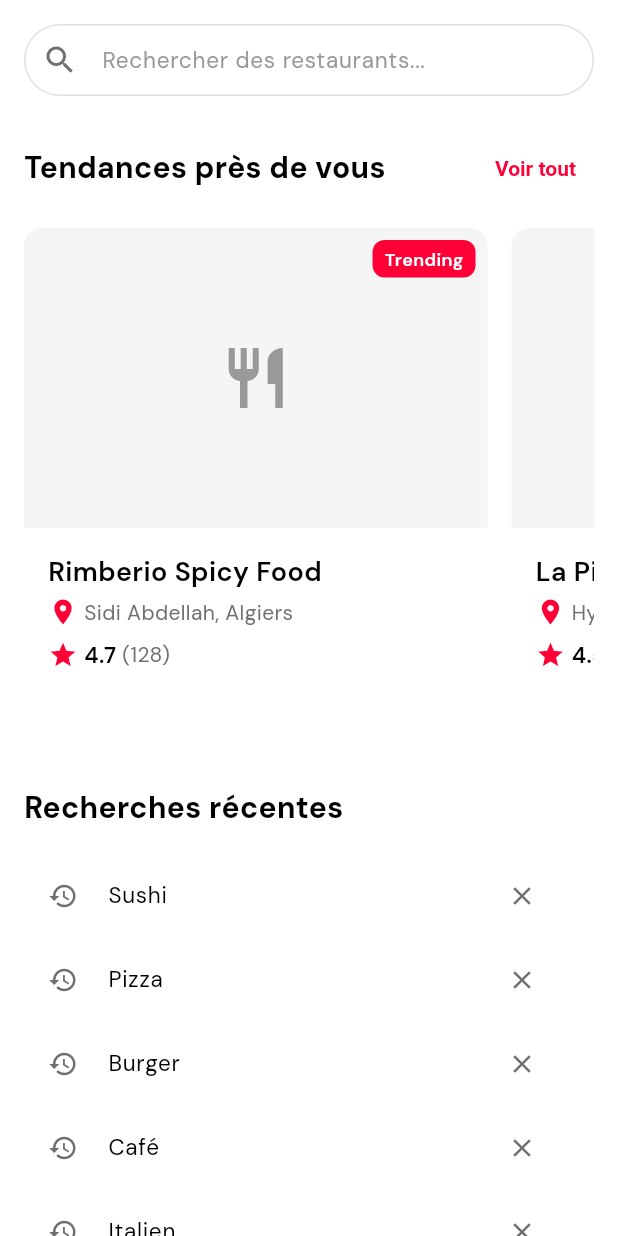
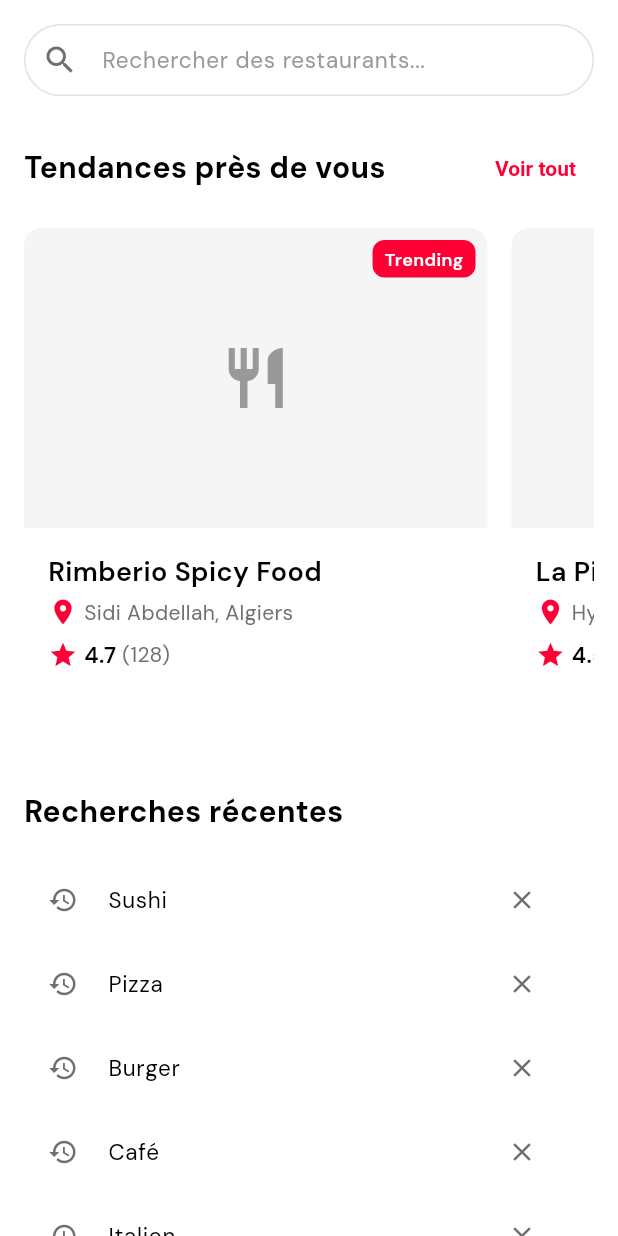
Before and after one commit to Ashreeef/ate_app, a Flutter app: the SearchScreen screen opened directly, on a phone screen of 412 x 824 dp. Run offline on Flutter 3.47's test engine with Material 3 defaults, Android fonts, the phone set to English and light mode, and no system bars; our stand-ins replace google_fonts.

Commit message:
refactor: fix overflow of 3 pixels in restaurant card

```diff
--- a/lib/screens/search/search_screen.dart
+++ b/lib/screens/search/search_screen.dart
@@ -92,10 +92,9 @@ class _SearchScreenState extends State<SearchScreen> {
                 ),
                 SizedBox(height: AppSpacing.md),
                 SizedBox(
-                  height: 340,
+                  height: 343,
                   child: ListView.builder(
                     scrollDirection: Axis.horizontal,
-                    padding: EdgeInsets.only(bottom: AppSpacing.md),
                     itemCount: _trendingRestaurants.length,
                     itemBuilder: (context, index) {
                       final restaurant = _trendingRestaurants[index];
```
